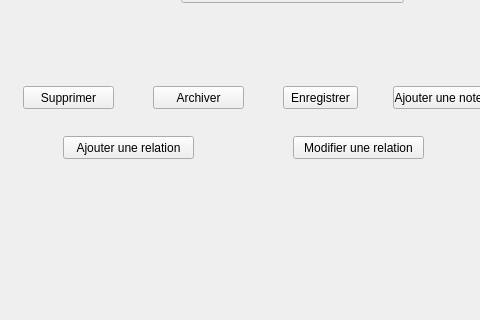
First picture: the form in gui/mainwindow.ui, repository vincebhx/LO21-PluriNotes, before the edit; both pictures show x 213 to 693 and y 384 to 704 of the 865 by 704 pixel window.
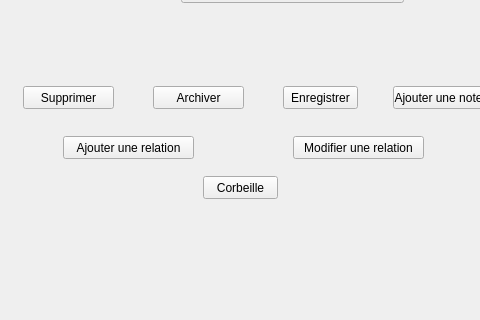
Second picture: the form after the edit.

The edit to the form file:
```diff
--- a/gui/mainwindow.ui
+++ b/gui/mainwindow.ui
@@ -606,6 +606,19 @@
      <string>Modifier une relation</string>
     </property>
    </widget>
+   <widget class="QPushButton" name="pushButton_6">
+    <property name="geometry">
+     <rect>
+      <x>210</x>
+      <y>560</y>
+      <width>75</width>
+      <height>23</height>
+     </rect>
+    </property>
+    <property name="text">
+     <string>Corbeille</string>
+    </property>
+   </widget>
    <zorder>layoutWidget</zorder>
    <zorder>stackedWidget</zorder>
    <zorder>supprimer</zorder>
```
Left out of the diff: 1 changed line with no effect on the pictures.
